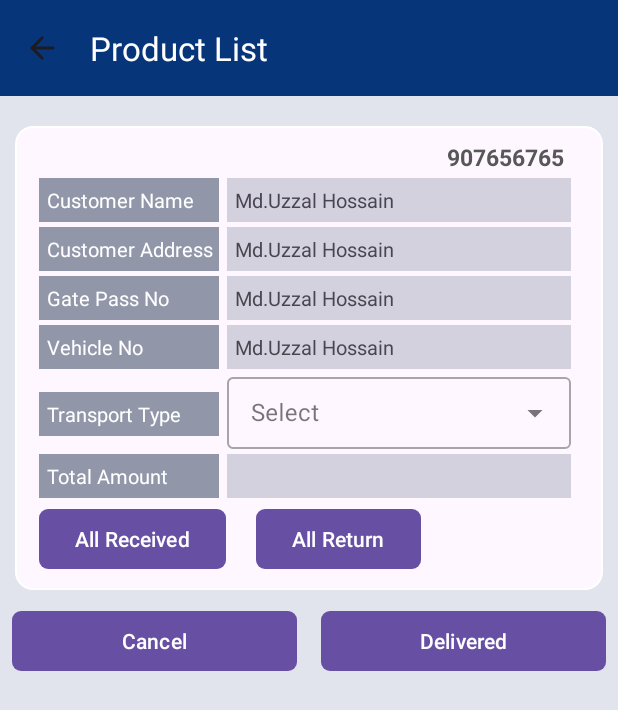
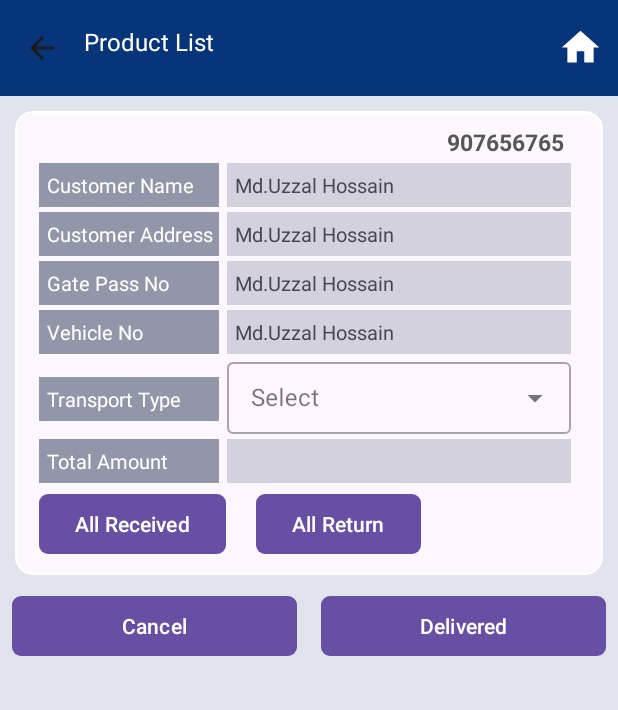
Before and after one commit to tareq236/rdlms, an Android app: the ProductListActivity screen opened directly, with no data from a screen before it, on a phone screen of 412 x 824 dp. Shown: the top 710 px of the screen. Run offline under Robolectric (Android 15) with nearby library versions, the phone set to English and light mode, and no system bars; libraries missing offline, so code that uses them is left out: cn.pedant; 9 statements that could not run were skipped.

Commit message:
last update

```diff
--- a/app/src/main/java/com/impala/rdlms/delivery/ProductListActivity.kt
+++ b/app/src/main/java/com/impala/rdlms/delivery/ProductListActivity.kt
@@ -19,6 +19,7 @@ import com.google.android.gms.location.FusedLocationProviderClient
 import com.google.android.gms.location.LocationServices
 import com.google.android.gms.tasks.OnSuccessListener
 import com.google.gson.Gson
+import com.impala.rdlms.MainActivity
 import com.impala.rdlms.R
 import com.impala.rdlms.cash_collection.model.CashCollectionList
 import com.impala.rdlms.cash_collection.model.CashCollectionSave
@@ -39,7 +40,7 @@ class ProductListActivity : AppCompatActivity(), ProductListAdapter.IAddDelivery
     private lateinit var binding: ActivityProductListBinding
     private val locationPermissionCode = 1
     private lateinit var fusedLocationClient: FusedLocationProviderClient
-    lateinit var adapter: ProductListAdapter
+    private lateinit var adapter: ProductListAdapter
     var qty = 0
     var invoiceId = ""
     lateinit var transportArr: Array<String>
@@ -88,6 +89,12 @@ class ProductListActivity : AppCompatActivity(), ProductListAdapter.IAddDelivery
     }
 
     private fun initView() {
+        binding.imageHomeId.setOnClickListener {
+            val intent = Intent(this, MainActivity::class.java)
+            intent.flags = Intent.FLAG_ACTIVITY_NEW_TASK or Intent.FLAG_ACTIVITY_CLEAR_TASK
+            startActivity(intent)
+        }
+
         cashCollectionList = mutableListOf()
         //hide layout
         if (flag == "cash") {
--- /dev/null
+++ b/app/src/main/res/drawable/baseline_home_24.xml
@@ -0,0 +1,10 @@
+<vector xmlns:android="http://schemas.android.com/apk/res/android"
+    android:width="24dp"
+    android:height="24dp"
+
+    android:viewportWidth="24"
+    android:viewportHeight="24">
+    <path
+        android:fillColor="#fff"
+        android:pathData="M10,20v-6h4v6h5v-8h3L12,3 2,12h3v8z" />
+</vector>
--- a/app/src/main/res/layout/activity_delivery_remaining.xml
+++ b/app/src/main/res/layout/activity_delivery_remaining.xml
@@ -21,6 +21,7 @@
         app:titleTextColor="@color/white" />
 
     <LinearLayout
+        android:id="@+id/linSearch"
         android:layout_width="match_parent"
         android:layout_height="0dp"
         android:orientation="vertical"
@@ -46,12 +47,14 @@
 
 
         </LinearLayout>
-        <androidx.recyclerview.widget.RecyclerView
-            android:id="@+id/recyclerView"
-            android:layout_width="match_parent"
-            android:layout_height="wrap_content"
-            android:layout_marginHorizontal="10dp"
-            android:layout_marginTop="10dp" />
+
     </LinearLayout>
-
+    <androidx.recyclerview.widget.RecyclerView
+        android:id="@+id/recyclerView"
+        android:layout_width="match_parent"
+        android:layout_height="0dp"
+        android:layout_marginHorizontal="10dp"
+        android:layout_marginTop="10dp"
+        app:layout_constraintTop_toBottomOf="@+id/linSearch"
+        />
 </androidx.constraintlayout.widget.ConstraintLayout>
--- a/app/src/main/res/layout/activity_product_list.xml
+++ b/app/src/main/res/layout/activity_product_list.xml
@@ -17,15 +17,41 @@
         app:layout_constraintEnd_toEndOf="parent"
         app:layout_constraintStart_toStartOf="parent"
         app:layout_constraintTop_toTopOf="parent"
-        app:title="Product List "
-        app:titleTextColor="@color/white" />
+        app:title="Product List"
+        app:titleTextColor="@color/white" >
+
+        <RelativeLayout
+            android:layout_width="match_parent"
+            android:layout_height="wrap_content">
+            <TextView
+                android:layout_width="wrap_content"
+                android:layout_height="wrap_content"
+                android:text="Product List"
+                android:textColor="@color/white"
+                android:textSize="16sp"
+                />
+            <ImageView
+                android:id="@+id/imageHomeId"
+                android:layout_width="30dp"
+                android:layout_height="30dp"
+                android:visibility="visible"
+                android:backgroundTint="@color/white"
+                android:layout_centerVertical="true"
+                android:layout_marginHorizontal="10dp"
+                android:src="@drawable/baseline_home_24"
+                android:layout_alignParentRight="true"
+                />
+        </RelativeLayout>
+
+    </androidx.appcompat.widget.Toolbar>
 
 
 
     <androidx.core.widget.NestedScrollView
         android:layout_width="match_parent"
         android:layout_height="wrap_content"
-        android:layout_marginTop="10dp"
+
+
         app:layout_constraintTop_toBottomOf="@id/toolbar"
         >
         <LinearLayout
@@ -34,6 +60,7 @@
             app:layout_constraintTop_toBottomOf="@+id/lin1"
             android:orientation="vertical"
             android:gravity="center"
+            android:layout_marginBottom="70dp"
             >
             <LinearLayout
                 android:id="@+id/lin1"
@@ -449,6 +476,7 @@
                 android:layout_width="match_parent"
                 android:layout_height="wrap_content"
                 android:layout_marginTop="10dp"
+
                 android:layout_marginHorizontal="10dp"
                 />
 
```
